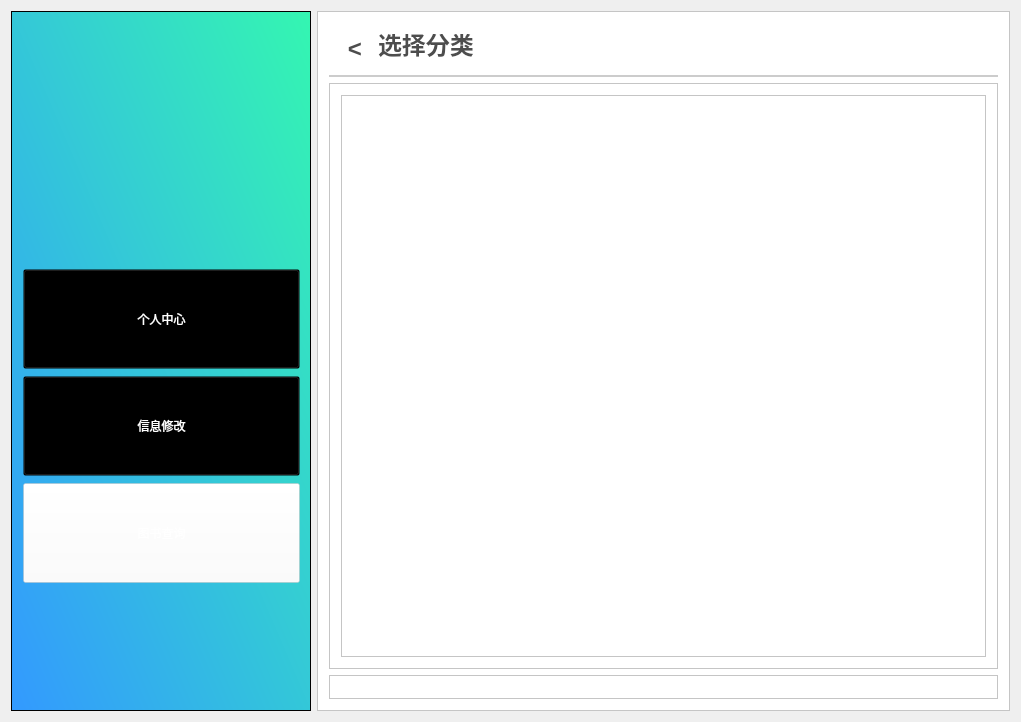
This is Library/Library/student_classify.ui in BooksOcean/BooksOcean as Qt 5 draws it before an edit. The edited form follows.
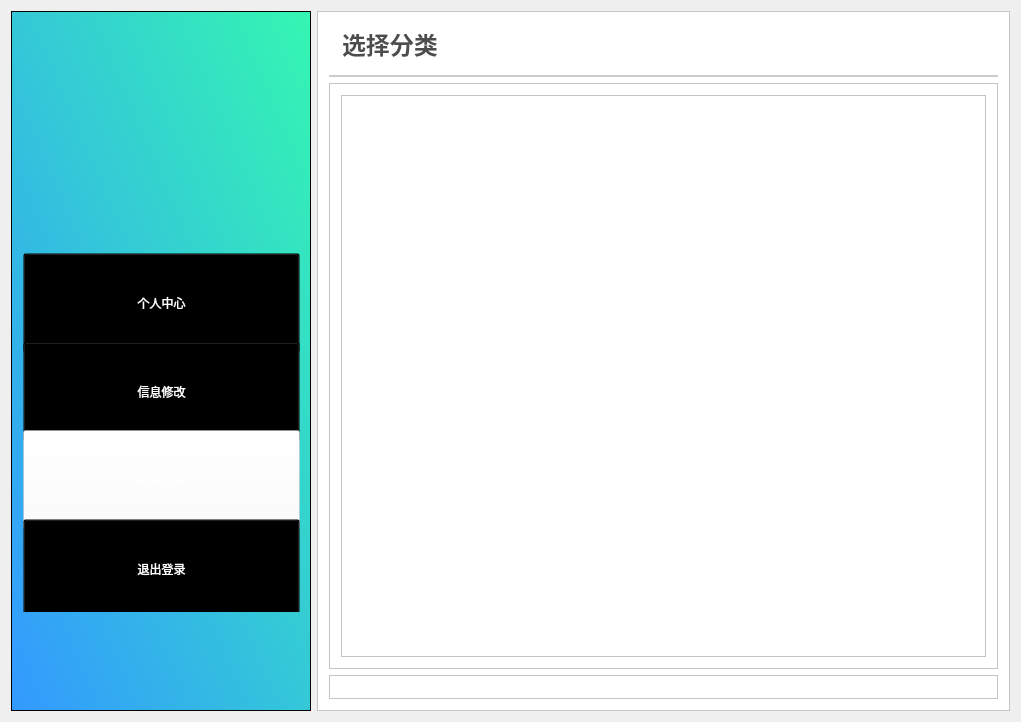
This is the edited form. Icons and pictures are not drawn.

The edit to the form file:
```diff
--- a/Library/Library/student_classify.ui
+++ b/Library/Library/student_classify.ui
@@ -153,6 +153,24 @@
            </property>
           </widget>
          </item>
+         <item>
+          <widget class="QPushButton" name="btnLogout">
+           <property name="minimumSize">
+            <size>
+             <width>0</width>
+             <height>100</height>
+            </size>
+           </property>
+           <property name="styleSheet">
+            <string notr="true">font: 12pt &quot;微软雅黑&quot;;
+color:white;
+background:transparent;</string>
+           </property>
+           <property name="text">
+            <string>退出登录</string>
+           </property>
+          </widget>
+         </item>
         </layout>
        </item>
       </layout>
@@ -192,28 +210,6 @@
          <enum>QFrame::Raised</enum>
         </property>
         <layout class="QHBoxLayout" name="horizontalLayout_3">
-         <item>
-          <widget class="QPushButton" name="btnReturn">
-           <property name="minimumSize">
-            <size>
-             <width>30</width>
-             <height>0</height>
-            </size>
-           </property>
-           <property name="styleSheet">
-            <string notr="true">color:#4D4D4D;
-border:none;
-font-size:24px;
-font-weight:500;
-font-family:&quot;微软雅黑&quot;;
-text-align:center;
-</string>
-           </property>
-           <property name="text">
-            <string>&lt;</string>
-           </property>
-          </widget>
-         </item>
          <item>
           <widget class="QLineEdit" name="etClassify">
            <property name="styleSheet">
```
